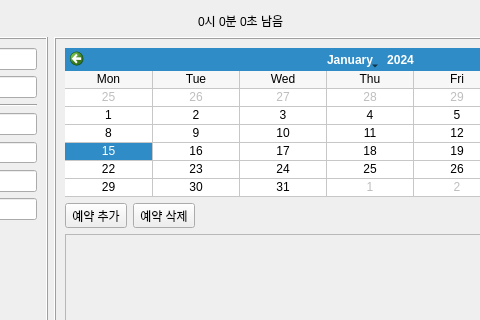
Before: the Qt Designer form MainForm.ui in hyo0913/Gunpo-UC-Booker, drawn with Qt 5; both pictures show x 165 to 645 and y 0 to 320 of the 862 by 584 pixel window.
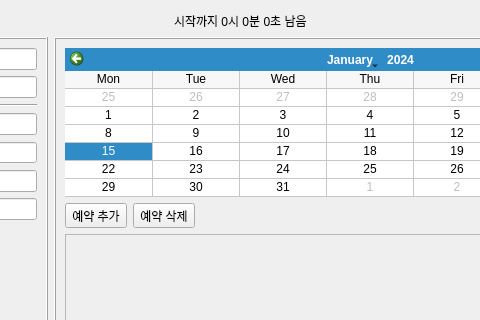
After: the same form once the commit is applied.

Diff of the .ui file:
```diff
--- a/MainForm.ui
+++ b/MainForm.ui
@@ -32,7 +32,7 @@
      <item>
       <widget class="QLabel" name="labelCountDown">
        <property name="text">
-        <string>0시 0분 0초 남음</string>
+        <string>시작까지 0시 0분 0초 남음</string>
        </property>
       </widget>
      </item>
```
